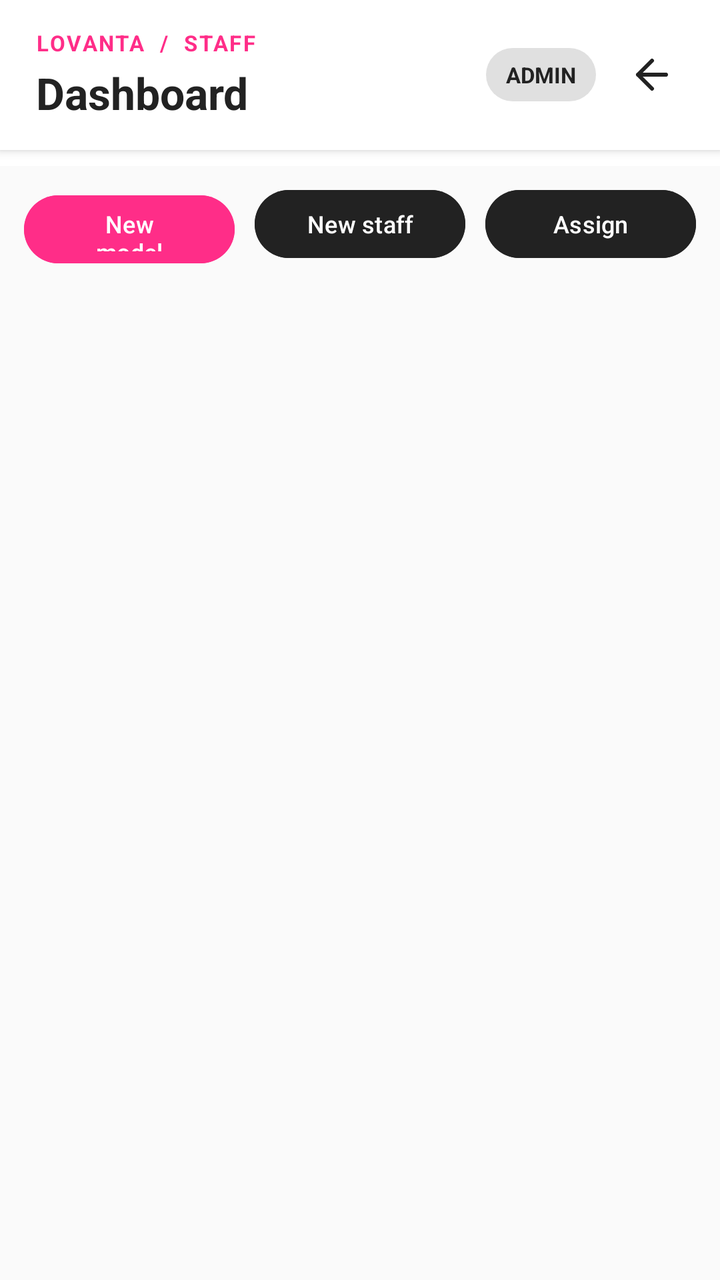
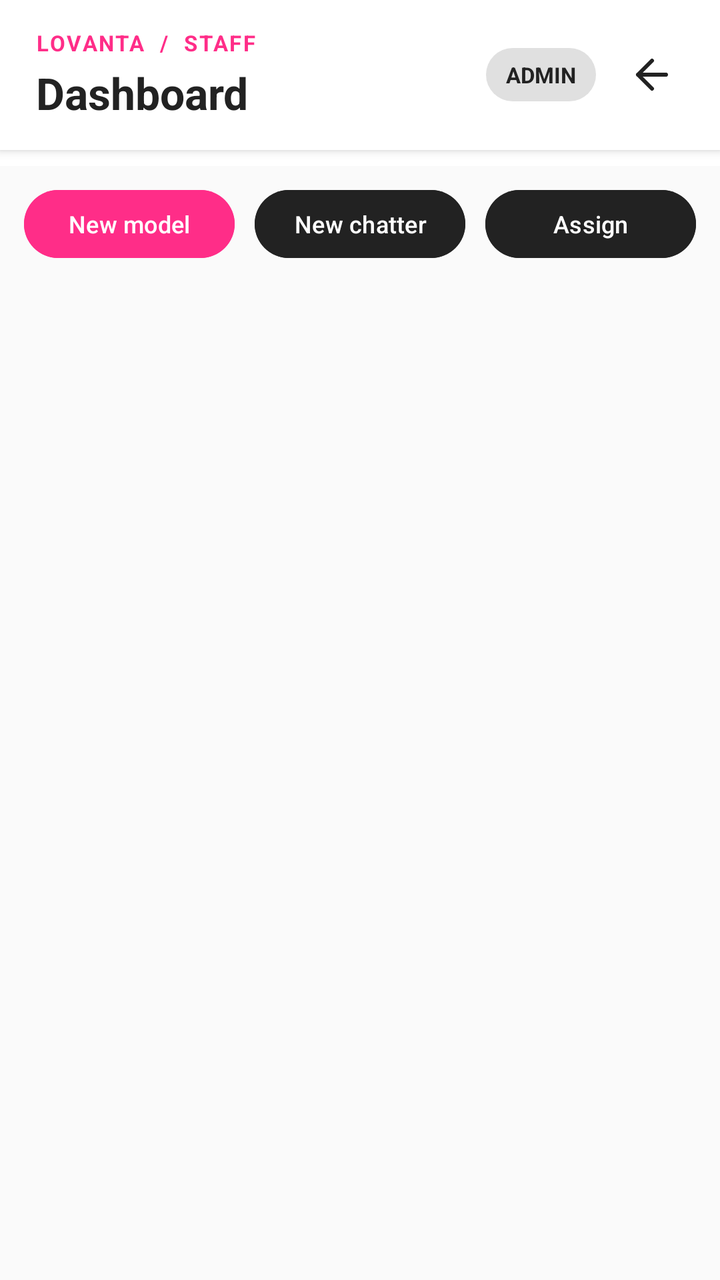

Two renders of the same Android screen: before a commit and after it. Below are the layout's source before the change and the commit's diff.
<!-- AndroidManifest.xml: application theme Theme.Lovanta -->
<!-- res/layout/activity_admin.xml -->
<?xml version="1.0" encoding="utf-8"?>
<LinearLayout xmlns:android="http://schemas.android.com/apk/res/android"
    android:id="@+id/adminRoot"
    android:layout_width="match_parent"
    android:layout_height="match_parent"
    android:background="@color/lovanta_bg"
    android:orientation="vertical">

    <LinearLayout
        android:layout_width="match_parent"
        android:layout_height="wrap_content"
        android:background="@color/lovanta_surface"
        android:elevation="3dp"
        android:gravity="center_vertical"
        android:orientation="horizontal"
        android:paddingStart="18dp"
        android:paddingTop="14dp"
        android:paddingEnd="12dp"
        android:paddingBottom="14dp">

        <LinearLayout
            android:layout_width="0dp"
            android:layout_height="wrap_content"
            android:layout_weight="1"
            android:orientation="vertical">

            <TextView
                android:layout_width="wrap_content"
                android:layout_height="wrap_content"
                android:text="LOVANTA  /  STAFF"
                android:textColor="@color/lovanta_pink"
                android:textSize="11sp"
                android:textStyle="bold"
                android:letterSpacing="0.08" />

            <TextView
                android:id="@+id/tvAdminTitle"
                android:layout_width="wrap_content"
                android:layout_height="wrap_content"
                android:layout_marginTop="3dp"
                android:text="Dashboard"
                android:textColor="@color/lovanta_dark"
                android:textSize="22sp"
                android:textStyle="bold" />
        </LinearLayout>

        <TextView
            android:id="@+id/tvAdminRole"
            android:layout_width="wrap_content"
            android:layout_height="wrap_content"
            android:background="@drawable/bg_pill_inactive"
            android:paddingStart="10dp"
            android:paddingTop="6dp"
            android:paddingEnd="10dp"
            android:paddingBottom="6dp"
            android:text="ADMIN"
            android:textColor="@color/lovanta_dark"
            android:textSize="11sp"
            android:textStyle="bold" />

        <ImageButton
            android:id="@+id/btnAdminLogout"
            android:layout_width="44dp"
            android:layout_height="44dp"
            android:layout_marginStart="6dp"
            android:background="?attr/selectableItemBackgroundBorderless"
            android:contentDescription="Sign out"
            android:padding="10dp"
            android:src="@drawable/ic_arrow_back" />
    </LinearLayout>

    <HorizontalScrollView
        android:layout_width="match_parent"
        android:layout_height="wrap_content"
        android:background="@color/lovanta_surface"
        android:scrollbars="none">

        <LinearLayout
            android:id="@+id/adminNavigation"
            android:layout_width="wrap_content"
            android:layout_height="wrap_content"
            android:orientation="horizontal"
            android:paddingStart="10dp"
            android:paddingEnd="10dp"
            android:paddingBottom="8dp" />
    </HorizontalScrollView>

    <LinearLayout
        android:id="@+id/adminActions"
        android:layout_width="match_parent"
        android:layout_height="wrap_content"
        android:orientation="horizontal"
        android:paddingStart="12dp"
        android:paddingTop="8dp"
        android:paddingEnd="12dp">

        <Button
            android:id="@+id/btnCreateModel"
            android:layout_width="0dp"
            android:layout_height="42dp"
            android:layout_marginEnd="5dp"
            android:layout_weight="1"
            android:backgroundTint="@color/lovanta_pink"
            android:text="New model"
            android:textAllCaps="false"
            android:textColor="@color/white"
            android:textSize="12sp" />

        <Button
            android:id="@+id/btnCreateChatter"
            android:layout_width="0dp"
            android:layout_height="42dp"
            android:layout_marginStart="5dp"
            android:layout_marginEnd="5dp"
            android:layout_weight="1"
            android:backgroundTint="@color/lovanta_dark"
            android:text="New staff"
            android:textAllCaps="false"
            android:textColor="@color/white"
            android:textSize="12sp" />

        <Button
            android:id="@+id/btnAssignModel"
            android:layout_width="0dp"
            android:layout_height="42dp"
            android:layout_marginStart="5dp"
            android:layout_weight="1"
            android:backgroundTint="@color/lovanta_dark"
            android:text="Assign"
            android:textAllCaps="false"
            android:textColor="@color/white"
            android:textSize="12sp" />
    </LinearLayout>

    <ProgressBar
        android:id="@+id/adminProgress"
        android:layout_width="32dp"
        android:layout_height="32dp"
        android:layout_gravity="center_horizontal"
        android:layout_marginTop="6dp"
        android:visibility="gone" />

    <ScrollView
        android:layout_width="match_parent"
        android:layout_height="0dp"
        android:layout_weight="1"
        android:clipToPadding="false">

        <LinearLayout
            android:id="@+id/adminContent"
            android:layout_width="match_parent"
            android:layout_height="wrap_content"
            android:orientation="vertical"
            android:paddingStart="16dp"
            android:paddingTop="12dp"
            android:paddingEnd="16dp"
            android:paddingBottom="20dp" />
    </ScrollView>
</LinearLayout>
<!-- resources referenced by this layout -->
<resources>
  <color name="lovanta_bg">#FAFAFA</color>
  <color name="lovanta_dark">#222222</color>
  <color name="lovanta_pink">#FF2D88</color>
  <color name="lovanta_surface">#FFFFFF</color>
  <color name="white">#FFFFFFFF</color>
  <!-- drawable bg_pill_inactive (drawable) -->
  <?xml version="1.0" encoding="utf-8"?>
  <shape xmlns:android="http://schemas.android.com/apk/res/android"
      android:shape="rectangle">
      <solid android:color="#E0E0E0" />
      <corners android:radius="16dp" />
  </shape>
  <!-- drawable ic_arrow_back (drawable) -->
  <vector xmlns:android="http://schemas.android.com/apk/res/android"
      android:width="24dp"
      android:height="24dp"
      android:viewportWidth="24"
      android:viewportHeight="24">
    <path
        android:strokeColor="#222222"
        android:strokeWidth="2"
        android:strokeLineCap="round"
        android:strokeLineJoin="round"
        android:fillColor="@android:color/transparent"
        android:pathData="M19 12H5 M12 19l-7-7 7-7"/>
  </vector>
  <style name="Theme.Lovanta" parent="Base.Theme.Lovanta" />
  <style name="Base.Theme.Lovanta" parent="Theme.Material3.DayNight.NoActionBar">
          
          
      </style>
</resources>

<!-- the commit's change to res/layout/activity_admin.xml (unified diff, before → after) -->
@@ -27,6 +27,7 @@
             <TextView
                 android:layout_width="wrap_content"
                 android:layout_height="wrap_content"
+                android:singleLine="true"
                 android:text="LOVANTA  /  STAFF"
                 android:textColor="@color/lovanta_pink"
                 android:textSize="11sp"
@@ -35,9 +36,11 @@
 
             <TextView
                 android:id="@+id/tvAdminTitle"
-                android:layout_width="wrap_content"
+                android:layout_width="match_parent"
                 android:layout_height="wrap_content"
                 android:layout_marginTop="3dp"
+                android:ellipsize="end"
+                android:maxLines="1"
                 android:text="Dashboard"
                 android:textColor="@color/lovanta_dark"
                 android:textSize="22sp"
@@ -73,6 +76,7 @@
         android:layout_width="match_parent"
         android:layout_height="wrap_content"
         android:background="@color/lovanta_surface"
+        android:fillViewport="true"
         android:scrollbars="none">
 
         <LinearLayout
@@ -101,6 +105,10 @@
             android:layout_marginEnd="5dp"
             android:layout_weight="1"
             android:backgroundTint="@color/lovanta_pink"
+            android:maxLines="1"
+            android:minWidth="0dp"
+            android:paddingStart="4dp"
+            android:paddingEnd="4dp"
             android:text="New model"
             android:textAllCaps="false"
             android:textColor="@color/white"
@@ -114,7 +122,11 @@
             android:layout_marginEnd="5dp"
             android:layout_weight="1"
             android:backgroundTint="@color/lovanta_dark"
-            android:text="New staff"
+            android:maxLines="1"
+            android:minWidth="0dp"
+            android:paddingStart="4dp"
+            android:paddingEnd="4dp"
+            android:text="New chatter"
             android:textAllCaps="false"
             android:textColor="@color/white"
             android:textSize="12sp" />
@@ -126,34 +138,77 @@
             android:layout_marginStart="5dp"
             android:layout_weight="1"
             android:backgroundTint="@color/lovanta_dark"
+            android:maxLines="1"
+            android:minWidth="0dp"
+            android:paddingStart="4dp"
+            android:paddingEnd="4dp"
             android:text="Assign"
             android:textAllCaps="false"
             android:textColor="@color/white"
             android:textSize="12sp" />
     </LinearLayout>
 
-    <ProgressBar
-        android:id="@+id/adminProgress"
-        android:layout_width="32dp"
-        android:layout_height="32dp"
-        android:layout_gravity="center_horizontal"
-        android:layout_marginTop="6dp"
-        android:visibility="gone" />
-
-    <ScrollView
+    <LinearLayout
+        android:id="@+id/modelFilters"
+        android:layout_width="match_parent"
+        android:layout_height="wrap_content"
+        android:orientation="horizontal"
+        android:paddingStart="16dp"
+        android:paddingTop="8dp"
+        android:paddingEnd="16dp"
+        android:visibility="gone">
+
+        <EditText
+            android:id="@+id/adminModelSearch"
+            android:layout_width="0dp"
+            android:layout_height="48dp"
+            android:layout_weight="1"
+            android:background="@drawable/bg_pill_inactive"
+            android:hint="Search models"
+            android:inputType="text"
+            android:paddingStart="12dp"
+            android:paddingEnd="12dp"
+            android:singleLine="true"
+            android:textColor="@color/lovanta_dark"
+            android:textColorHint="@color/lovanta_gray" />
+
+        <Spinner
+            android:id="@+id/adminModelStatus"
+            android:layout_width="wrap_content"
+            android:layout_height="48dp"
+            android:layout_marginStart="8dp"
+            android:background="@drawable/bg_pill_inactive"
+            android:paddingStart="8dp"
+            android:paddingEnd="8dp" />
+    </LinearLayout>
+
+    <FrameLayout
         android:layout_width="match_parent"
         android:layout_height="0dp"
-        android:layout_weight="1"
-        android:clipToPadding="false">
-
-        <LinearLayout
-            android:id="@+id/adminContent"
+        android:layout_weight="1">
+
+        <ScrollView
             android:layout_width="match_parent"
-            android:layout_height="wrap_content"
-            android:orientation="vertical"
-            android:paddingStart="16dp"
-            android:paddingTop="12dp"
-            android:paddingEnd="16dp"
-            android:paddingBottom="20dp" />
-    </ScrollView>
+            android:layout_height="match_parent"
+            android:clipToPadding="false"
+            android:fillViewport="true">
+
+            <LinearLayout
+                android:id="@+id/adminContent"
+                android:layout_width="match_parent"
+                android:layout_height="wrap_content"
+                android:orientation="vertical"
+                android:paddingStart="16dp"
+                android:paddingTop="12dp"
+                android:paddingEnd="16dp"
+                android:paddingBottom="20dp" />
+        </ScrollView>
+
+        <ProgressBar
+            android:id="@+id/adminProgress"
+            android:layout_width="32dp"
+            android:layout_height="32dp"
+            android:layout_gravity="center"
+            android:visibility="gone" />
+    </FrameLayout>
 </LinearLayout>
<!-- resource entries referenced after the edit -->
@@ -2,6 +2,7 @@
 <resources>
   <color name="lovanta_bg">#FAFAFA</color>
   <color name="lovanta_dark">#222222</color>
+  <color name="lovanta_gray">#757575</color>
   <color name="lovanta_pink">#FF2D88</color>
   <color name="lovanta_surface">#FFFFFF</color>
   <color name="white">#FFFFFFFF</color>
